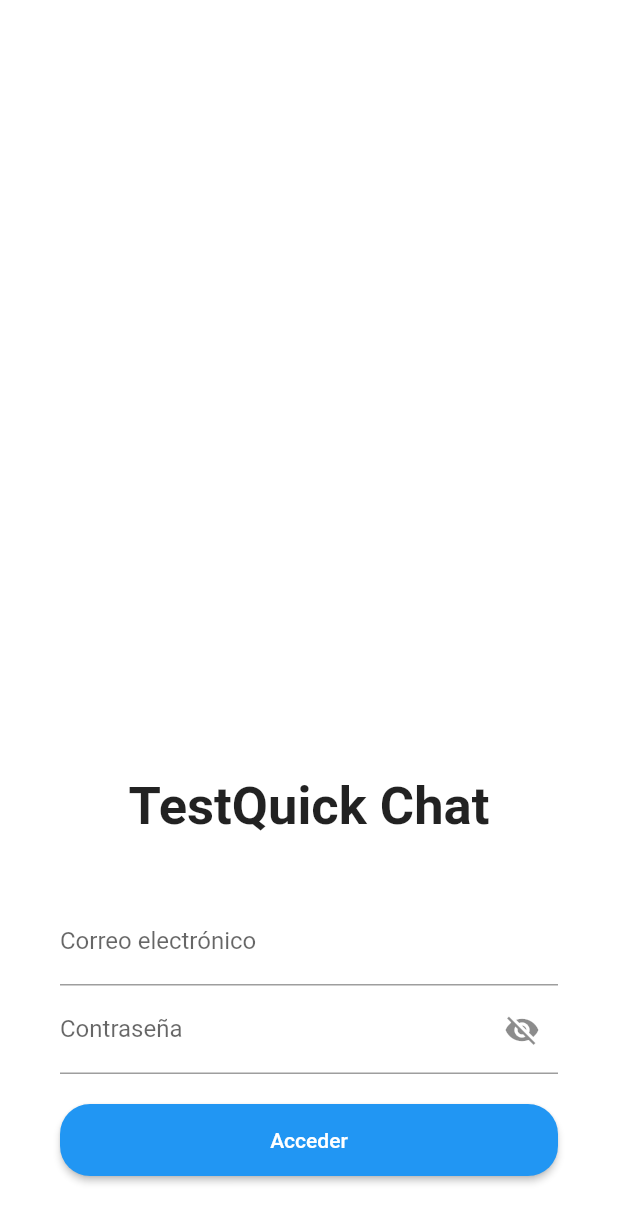
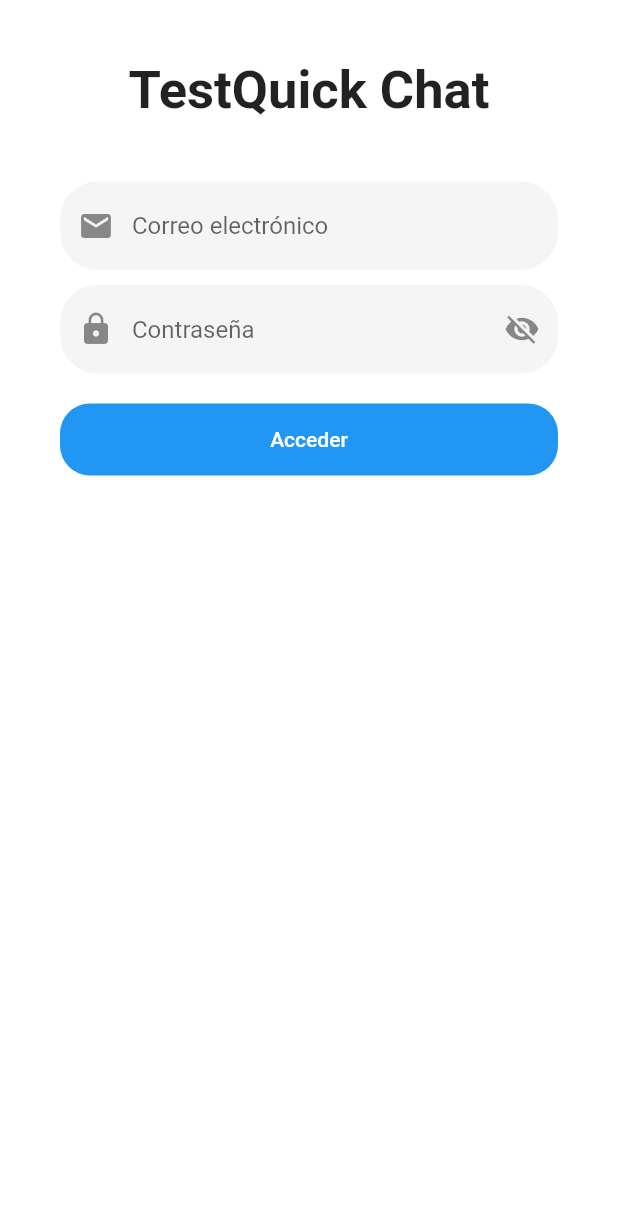
Before and after one commit to CabelloIsaac/flutter-firebase-chat, a Flutter app: the screen it shows after launch, on a phone screen of 412 x 824 dp. Shown: the top 1223 px of the screen. Run offline on Flutter 3.47's test engine with Material 2 defaults, Android fonts, the phone set to English and light mode, and no system bars; our stand-ins replace audioplayers, cloud_firestore, email_validator, firebase_auth, firebase_core, firebase_storage and 2 more; missing offline and left inert: flutter_audio_recorder; accounts and stored records are empty.

Commit message:
Design improves

```diff
--- a/lib/main.dart
+++ b/lib/main.dart
@@ -95,6 +95,7 @@ class MyApp extends StatelessWidget {
           shape: RoundedRectangleBorder(
             borderRadius: new BorderRadius.circular(20.0),
           ),
+          elevation: 0,
           padding: EdgeInsets.symmetric(vertical: 16.0),
         ),
       ),
@@ -119,6 +120,7 @@ class MyApp extends StatelessWidget {
       accentColor: Colors.blue.shade400,
       elevatedButtonTheme: ElevatedButtonThemeData(
         style: ElevatedButton.styleFrom(
+          elevation: 0,
           shape: RoundedRectangleBorder(
             borderRadius: new BorderRadius.circular(20.0),
           ),
--- a/lib/ui/screens/auth/login/login_screen.dart
+++ b/lib/ui/screens/auth/login/login_screen.dart
@@ -27,8 +27,8 @@ class LoginScreen extends StatelessWidget {
                 padding: EdgeInsets.all(40),
                 child: Center(
                   child: Column(
+                    // mainAxisAlignment: MainAxisAlignment.center,
                     children: [
-                      Expanded(child: Container()),
                       Header(),
                       SizedBox(height: 40),
                       MyForm(),
--- a/lib/ui/screens/auth/login/widgets/my_form.dart
+++ b/lib/ui/screens/auth/login/widgets/my_form.dart
@@ -27,19 +27,35 @@ class _MyFormState extends State<MyForm> {
             controller: _controllerEmail,
             validator: _validatorEmail,
             autovalidateMode: AutovalidateMode.onUserInteraction,
-            decoration: InputDecoration(labelText: "Correo electrónico"),
+            keyboardType: TextInputType.emailAddress,
+            decoration: InputDecoration(
+              prefixIcon: Icon(Icons.email),
+              hintText: "Correo electrónico",
+              border: OutlineInputBorder(
+                borderRadius: BorderRadius.circular(25),
+                borderSide: BorderSide.none,
+              ),
+              filled: true,
+            ),
           ),
+          SizedBox(height: 10),
           TextFormField(
             controller: _controllerPassword,
             validator: _validatorPassword,
             autovalidateMode: AutovalidateMode.onUserInteraction,
             decoration: InputDecoration(
-              labelText: "Contraseña",
+              prefixIcon: Icon(Icons.lock),
+              hintText: "Contraseña",
               suffixIcon: IconButton(
                 icon: Icon(
                     _obscurePassword ? Icons.visibility_off : Icons.visibility),
                 onPressed: _showOrHidePassord,
               ),
+              border: OutlineInputBorder(
+                borderRadius: BorderRadius.circular(25),
+                borderSide: BorderSide.none,
+              ),
+              filled: true,
             ),
             obscureText: _obscurePassword,
           ),
--- a/lib/ui/screens/chats/chat/chat_screen.dart
+++ b/lib/ui/screens/chats/chat/chat_screen.dart
@@ -28,6 +28,7 @@ class _ChatScreenState extends State<ChatScreen> {
         children: [
           Expanded(
             child: ListView.builder(
+              padding: EdgeInsets.only(top: 20),
               reverse: true,
               itemCount: messages.length,
               itemBuilder: (context, index) {
--- a/lib/ui/screens/chats/chat/widgets/appbar.dart
+++ b/lib/ui/screens/chats/chat/widgets/appbar.dart
@@ -31,6 +31,7 @@ class _MyAppBarState extends State<MyAppBar> {
             }
           : null,
       child: AppBar(
+        elevation: 1.0,
         titleSpacing: 0,
         title: Row(
           children: [
```
Also changed, not shown: lib/ui/screens/auth/complete_user_data/complete_user_data_screen.dart (+13 -1 lines).
